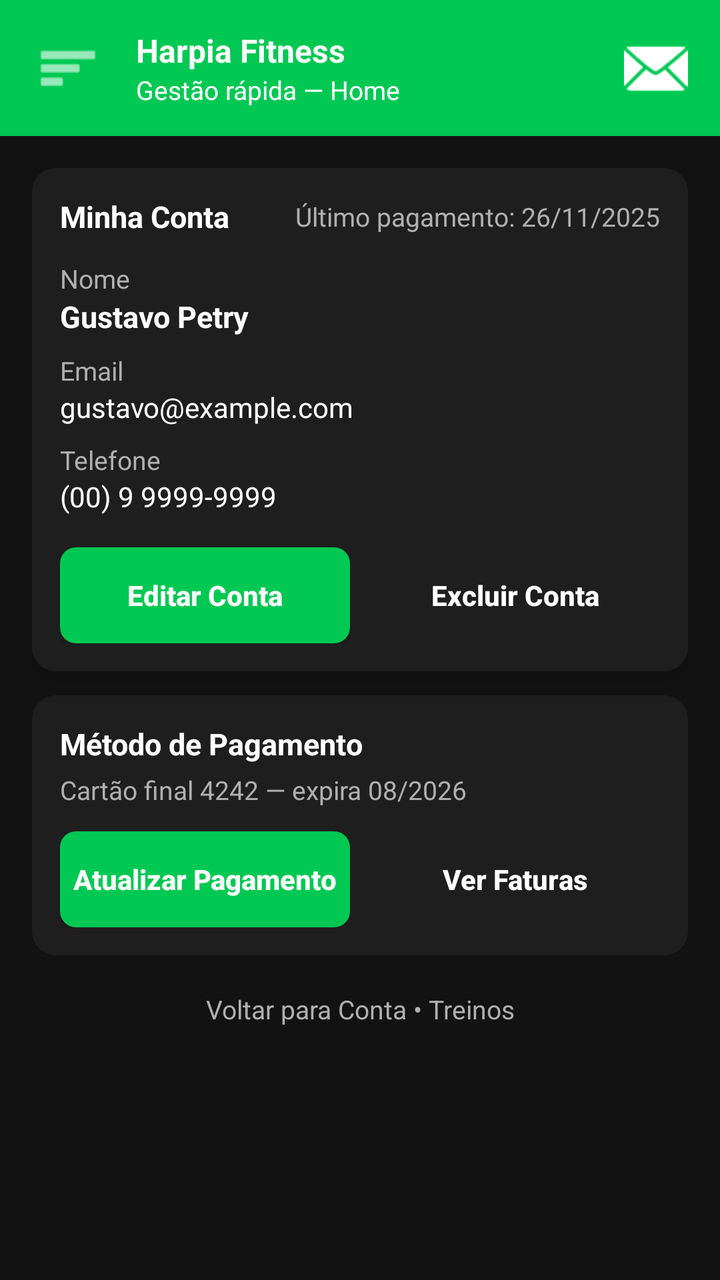
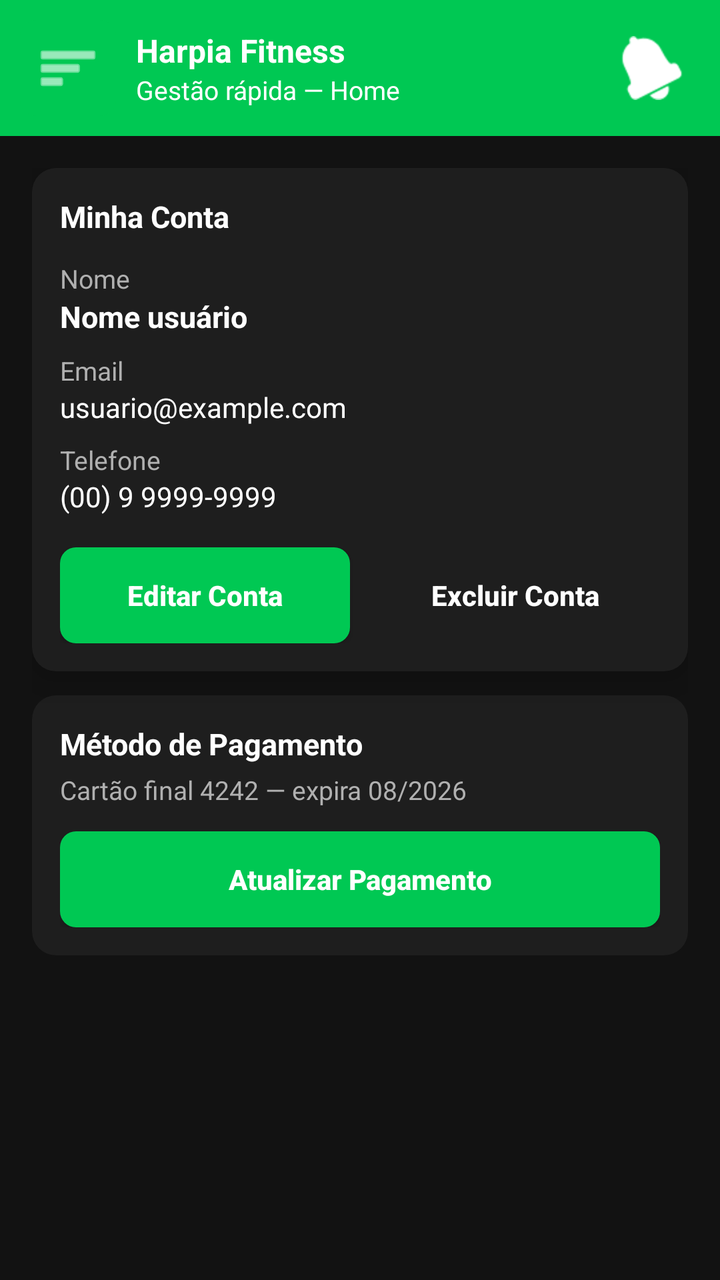

Before-and-after screenshots of an Android layout around one commit, followed by the original layout XML and the change that was made.
<!-- AndroidManifest.xml: application theme Theme.FinalProject -->
<!-- res/layout/activity_conta.xml -->
<?xml version="1.0" encoding="utf-8"?>
<androidx.drawerlayout.widget.DrawerLayout xmlns:android="http://schemas.android.com/apk/res/android"
    xmlns:app="http://schemas.android.com/apk/res-auto"
    android:id="@+id/drawerLayout"
    android:layout_width="match_parent"
    android:layout_height="match_parent"
    android:background="@color/hs_bg">

    
    <androidx.constraintlayout.widget.ConstraintLayout
        android:id="@+id/mainContent"
        android:layout_width="match_parent"
        android:layout_height="match_parent"
        android:background="@color/hs_bg">

        
        <LinearLayout
            android:id="@+id/topbar"
            android:layout_width="0dp"
            android:layout_height="wrap_content"
            android:background="@color/hs_accent"
            android:padding="10dp"
            android:orientation="horizontal"
            android:gravity="center_vertical"
            app:layout_constraintTop_toTopOf="parent"
            app:layout_constraintStart_toStartOf="parent"
            app:layout_constraintEnd_toEndOf="parent">

            <ImageButton
                android:id="@+id/btnMenu"
                android:layout_width="48dp"
                android:layout_height="48dp"
                android:background="@drawable/bg_btn_primary"
                android:padding="8dp"
                android:contentDescription="Abrir menu"
                android:src="@android:drawable/ic_menu_sort_by_size"
                app:tint="@android:color/white" />

            <LinearLayout
                android:layout_width="0dp"
                android:layout_height="wrap_content"
                android:orientation="vertical"
                android:layout_weight="1"
                android:paddingStart="10dp"
                android:paddingEnd="10dp">

                <TextView
                    android:id="@+id/tvTopbarBrand"
                    android:layout_width="match_parent"
                    android:layout_height="wrap_content"
                    android:text="Harpia Fitness"
                    android:textColor="@android:color/white"
                    android:textStyle="bold"
                    android:textSize="16sp" />

                <TextView
                    android:id="@+id/tvTopbarSub"
                    android:layout_width="match_parent"
                    android:layout_height="wrap_content"
                    android:text="Gestão rápida — Home"
                    android:textColor="@android:color/white"
                    android:textSize="13sp" />
            </LinearLayout>

            <ImageButton
                android:id="@+id/btnNotifications"
                android:layout_width="44dp"
                android:layout_height="44dp"
                android:background="@android:color/transparent"
                android:contentDescription="Notificações"
                android:src="@android:drawable/ic_dialog_email"
                app:tint="@android:color/white" />
        </LinearLayout>

        
        <androidx.core.widget.NestedScrollView
            android:id="@+id/scrollConta"
            android:layout_width="0dp"
            android:layout_height="0dp"
            android:padding="16dp"
            app:layout_constraintTop_toBottomOf="@id/topbar"
            app:layout_constraintBottom_toBottomOf="parent"
            app:layout_constraintStart_toStartOf="parent"
            app:layout_constraintEnd_toEndOf="parent">

            <LinearLayout
                android:layout_width="match_parent"
                android:layout_height="wrap_content"
                android:orientation="vertical">

                
                <LinearLayout
                    android:id="@+id/cardMinhaConta"
                    android:layout_width="match_parent"
                    android:layout_height="wrap_content"
                    android:background="@drawable/bg_card_dark"
                    android:orientation="vertical"
                    android:padding="14dp"
                    android:elevation="10dp">

                    
                    <LinearLayout
                        android:layout_width="match_parent"
                        android:layout_height="wrap_content"
                        android:orientation="horizontal"
                        android:gravity="center_vertical"
                        android:layout_marginBottom="12dp">

                        <TextView
                            android:id="@+id/tvMinhaContaTitle"
                            android:layout_width="0dp"
                            android:layout_height="wrap_content"
                            android:layout_weight="1"
                            android:text="Minha Conta"
                            android:textColor="@color/hs_text"
                            android:textStyle="bold"
                            android:textSize="15sp" />

                        <TextView
                            android:id="@+id/tvMinhaContaUltimoPgto"
                            android:layout_width="wrap_content"
                            android:layout_height="wrap_content"
                            android:text="Último pagamento: 26/11/2025"
                            android:textColor="@color/hs_muted"
                            android:textSize="13sp" />
                    </LinearLayout>

                    
                    <LinearLayout
                        android:layout_width="match_parent"
                        android:layout_height="wrap_content"
                        android:orientation="vertical"
                        android:dividerPadding="4dp">

                        
                        <LinearLayout
                            android:layout_width="match_parent"
                            android:layout_height="wrap_content"
                            android:orientation="vertical"
                            android:layout_marginBottom="8dp">

                            <TextView
                                android:layout_width="wrap_content"
                                android:layout_height="wrap_content"
                                android:text="Nome"
                                android:textColor="@color/hs_muted"
                                android:textSize="13sp" />

                            <TextView
                                android:id="@+id/tvContaNome"
                                android:layout_width="wrap_content"
                                android:layout_height="wrap_content"
                                android:text="Gustavo Petry"
                                android:textColor="@color/hs_text"
                                android:textStyle="bold"
                                android:textSize="15sp" />
                        </LinearLayout>

                        
                        <LinearLayout
                            android:layout_width="match_parent"
                            android:layout_height="wrap_content"
                            android:orientation="vertical"
                            android:layout_marginBottom="8dp">

                            <TextView
                                android:layout_width="wrap_content"
                                android:layout_height="wrap_content"
                                android:text="Email"
                                android:textColor="@color/hs_muted"
                                android:textSize="13sp" />

                            <TextView
                                android:id="@+id/tvContaEmail"
                                android:layout_width="wrap_content"
                                android:layout_height="wrap_content"
                                android:text="gustavo@example.com"
                                android:textColor="@color/hs_text"
                                android:textSize="14sp" />
                        </LinearLayout>

                        
                        <LinearLayout
                            android:layout_width="match_parent"
                            android:layout_height="wrap_content"
                            android:orientation="vertical">

                            <TextView
                                android:layout_width="wrap_content"
                                android:layout_height="wrap_content"
                                android:text="Telefone"
                                android:textColor="@color/hs_muted"
                                android:textSize="13sp" />

                            <TextView
                                android:id="@+id/tvContaTelefone"
                                android:layout_width="wrap_content"
                                android:layout_height="wrap_content"
                                android:text="(00) 9 9999-9999"
                                android:textColor="@color/hs_text"
                                android:textSize="14sp" />
                        </LinearLayout>
                    </LinearLayout>

                    
                    <LinearLayout
                        android:layout_width="match_parent"
                        android:layout_height="wrap_content"
                        android:orientation="horizontal"
                        android:layout_marginTop="16dp">

                        <Button
                            android:id="@+id/btnEditarConta"
                            android:layout_width="0dp"
                            android:layout_height="wrap_content"
                            android:layout_weight="1"
                            android:minHeight="48dp"
                            android:background="@drawable/bg_btn_primary"
                            android:text="Editar Conta"
                            android:textAllCaps="false"
                            android:textColor="@android:color/white"
                            android:textStyle="bold" />

                        <Button
                            android:id="@+id/btnExcluirConta"
                            android:layout_width="0dp"
                            android:layout_height="wrap_content"
                            android:layout_weight="1"
                            android:layout_marginStart="10dp"
                            android:minHeight="48dp"
                            android:background="@android:color/transparent"
                            android:text="Excluir Conta"
                            android:textAllCaps="false"
                            android:textColor="@color/hs_text"
                            android:textStyle="bold" />
                    </LinearLayout>
                </LinearLayout>

                
                <LinearLayout
                    android:id="@+id/cardMetodoPagamento"
                    android:layout_width="match_parent"
                    android:layout_height="wrap_content"
                    android:background="@drawable/bg_card_dark"
                    android:orientation="vertical"
                    android:padding="14dp"
                    android:layout_marginTop="12dp">

                    <TextView
                        android:id="@+id/tvMetodoPgtoTitle"
                        android:layout_width="wrap_content"
                        android:layout_height="wrap_content"
                        android:text="Método de Pagamento"
                        android:textColor="@color/hs_text"
                        android:textStyle="bold"
                        android:textSize="15sp"
                        android:layout_marginBottom="4dp" />

                    <TextView
                        android:id="@+id/tvMetodoPgtoInfo"
                        android:layout_width="wrap_content"
                        android:layout_height="wrap_content"
                        android:text="Cartão final 4242 — expira 08/2026"
                        android:textColor="@color/hs_muted"
                        android:textSize="13sp" />

                    <LinearLayout
                        android:layout_width="match_parent"
                        android:layout_height="wrap_content"
                        android:orientation="horizontal"
                        android:layout_marginTop="12dp">

                        <Button
                            android:id="@+id/btnAtualizarPagamento"
                            android:layout_width="0dp"
                            android:layout_height="wrap_content"
                            android:layout_weight="1"
                            android:minHeight="48dp"
                            android:background="@drawable/bg_btn_primary"
                            android:text="Atualizar Pagamento"
                            android:textAllCaps="false"
                            android:textColor="@android:color/white"
                            android:textStyle="bold" />

                        <Button
                            android:id="@+id/btnVerFaturas"
                            android:layout_width="0dp"
                            android:layout_height="wrap_content"
                            android:layout_weight="1"
                            android:layout_marginStart="10dp"
                            android:minHeight="48dp"
                            android:background="@android:color/transparent"
                            android:text="Ver Faturas"
                            android:textAllCaps="false"
                            android:textColor="@color/hs_text"
                            android:textStyle="bold" />
                    </LinearLayout>
                </LinearLayout>

                
                <TextView
                    android:id="@+id/tvContaFooter"
                    android:layout_width="match_parent"
                    android:layout_height="wrap_content"
                    android:text="Voltar para Conta • Treinos"
                    android:textColor="@color/hs_muted"
                    android:textSize="13sp"
                    android:gravity="center"
                    android:layout_marginTop="18dp" />

            </LinearLayout>

        </androidx.core.widget.NestedScrollView>


    </androidx.constraintlayout.widget.ConstraintLayout>

    
    <LinearLayout
        android:id="@+id/leftDrawer"
        android:layout_width="280dp"
        android:layout_height="match_parent"
        android:layout_gravity="start"
        android:orientation="vertical"
        android:background="@color/hs_accent"
        android:padding="18dp">

        <LinearLayout
            android:layout_width="match_parent"
            android:layout_height="wrap_content"
            android:orientation="horizontal"
            android:gravity="center_vertical">

            <TextView
                android:id="@+id/drawerAvatar"
                android:layout_width="56dp"
                android:layout_height="56dp"
                android:gravity="center"
                android:text="HF"
                android:textStyle="bold"
                android:textSize="18sp"
                android:textColor="@android:color/white"
                android:background="#113B22" />

            <LinearLayout
                android:layout_width="0dp"
                android:layout_height="wrap_content"
                android:orientation="vertical"
                android:layout_weight="1"
                android:layout_marginStart="12dp">

                <TextView
                    android:id="@+id/drawerAcademy"
                    android:layout_width="wrap_content"
                    android:layout_height="wrap_content"
                    android:text="Harpia Fitness"
                    android:textStyle="bold"
                    android:textSize="16sp"
                    android:textColor="@android:color/white" />

                <TextView
                    android:id="@+id/drawerWelcome"
                    android:layout_width="wrap_content"
                    android:layout_height="wrap_content"
                    android:text="Bem vindo(a) de volta! Gustavo"
                    android:textColor="@android:color/white"
                    android:textSize="13sp" />
            </LinearLayout>
        </LinearLayout>

        
        <LinearLayout
            android:id="@+id/drawerInfo"
            android:layout_width="match_parent"
            android:layout_height="wrap_content"
            android:orientation="vertical"
            android:background="#2D113B22"
            android:padding="12dp"
            android:layout_marginTop="14dp">

            <LinearLayout
                android:layout_width="match_parent"
                android:layout_height="wrap_content"
                android:orientation="horizontal"
                android:gravity="center_vertical">

                <TextView
                    android:layout_width="0dp"
                    android:layout_height="wrap_content"
                    android:layout_weight="1"
                    android:text="Plano atual"
                    android:textColor="@android:color/white"
                    android:textSize="14sp" />

                <TextView
                    android:id="@+id/drawerPlan"
                    android:layout_width="wrap_content"
                    android:layout_height="wrap_content"
                    android:text="Mensal"
                    android:textColor="@android:color/white"
                    android:textStyle="bold"
                    android:textSize="14sp" />
            </LinearLayout>


            <LinearLayout
                android:layout_width="match_parent"
                android:layout_height="wrap_content"
                android:orientation="horizontal"
                android:layout_marginTop="4dp">

                <TextView
                    android:layout_width="0dp"
                    android:layout_height="wrap_content"
                    android:layout_weight="1"
                    android:text="Status"
                    android:textColor="@android:color/white"
                    android:textSize="14sp" />

                <TextView
                    android:id="@+id/drawerStatus"
                    android:layout_width="wrap_content"
                    android:layout_height="wrap_content"
                    android:text="Ativo"
                    android:textColor="@android:color/white"
                    android:textStyle="bold"
                    android:textSize="14sp" />
            </LinearLayout>

            <LinearLayout
                android:layout_width="match_parent"
                android:layout_height="wrap_content"
                android:orientation="horizontal"
                android:layout_marginTop="4dp">

                <TextView
                    android:layout_width="0dp"
                    android:layout_height="wrap_content"
                    android:layout_weight="1"
                    android:text="Último pagamento"
                    android:textColor="@android:color/white"
                    android:textSize="14sp" />

                <TextView
                    android:id="@+id/drawerLastPayment"
                    android:layout_width="wrap_content"
                    android:layout_height="wrap_content"
                    android:text="26/11/2025"
                    android:textColor="@android:color/white"
                    android:textSize="14sp" />
            </LinearLayout>

            <Button
                android:id="@+id/btnDrawerChangePlan"
                android:layout_width="match_parent"
                android:layout_height="wrap_content"
                android:layout_marginTop="8dp"
                android:background="@android:color/white"
                android:text="Alterar Plano"
                android:textColor="@color/hs_accent"
                android:textStyle="bold"
                android:textAllCaps="false" />
        </LinearLayout>

        
        <Button
            android:id="@+id/navConta"
            android:layout_width="match_parent"
            android:layout_height="wrap_content"
            android:layout_marginTop="12dp"
            android:background="@android:color/transparent"
            android:text="Conta"
            android:textAllCaps="false"
            android:textColor="@android:color/white" />

        <Button
            android:id="@+id/navTreinos"
            android:layout_width="match_parent"
            android:layout_height="wrap_content"
            android:background="@android:color/transparent"
            android:text="Treinos"
            android:textAllCaps="false"
            android:textColor="@android:color/white" />

        <Button
            android:id="@+id/navCobrancas"
            android:layout_width="match_parent"
            android:layout_height="wrap_content"
            android:background="@android:color/transparent"
            android:text="Cobranças"
            android:textAllCaps="false"
            android:textColor="@android:color/white" />

        <Button
            android:id="@+id/navSair"
            android:layout_width="match_parent"
            android:layout_height="wrap_content"
            android:background="@android:color/transparent"
            android:text="Sair"
            android:textAllCaps="false"
            android:textColor="@color/hs_danger" />

        <TextView
            android:id="@+id/drawerFooter"
            android:layout_width="match_parent"
            android:layout_height="wrap_content"
            android:text="© Harpia Fitness"
            android:textColor="@android:color/white"
            android:textSize="13sp"
            android:gravity="center"/>

    </LinearLayout>

</androidx.drawerlayout.widget.DrawerLayout>
<!-- resources referenced by this layout -->
<resources>
  <color name="hs_accent">#00C853</color>
  <color name="hs_bg">#121212</color>
  <color name="hs_danger">#FF5252</color>
  <color name="hs_muted">#B0B0B0</color>
  <color name="hs_text">#FFFFFF</color>
  <!-- drawable bg_btn_primary (drawable) -->
  <?xml version="1.0" encoding="utf-8"?>
  <shape xmlns:android="http://schemas.android.com/apk/res/android">
      <solid android:color="#00C853" /> <corners android:radius="8dp" />
  </shape>
  <!-- drawable bg_card_dark (drawable) -->
  <?xml version="1.0" encoding="utf-8"?>
  <shape xmlns:android="http://schemas.android.com/apk/res/android">
      <solid android:color="#1E1E1E" /> <corners android:radius="12dp" /> </shape>
  <style name="Theme.FinalProject" parent="Theme.AppCompat.Light.NoActionBar" />
</resources>

<!-- the commit's change to res/layout/activity_conta.xml (unified diff, before → after) -->
@@ -64,11 +64,11 @@
 
             <ImageButton
                 android:id="@+id/btnNotifications"
-                android:layout_width="44dp"
-                android:layout_height="44dp"
+                android:layout_width="48dp"
+                android:layout_height="48dp"
                 android:background="@android:color/transparent"
                 android:contentDescription="Notificações"
-                android:src="@android:drawable/ic_dialog_email"
+                android:src="@android:drawable/ic_popup_reminder"
                 app:tint="@android:color/white" />
         </LinearLayout>
 
@@ -116,13 +116,6 @@
                             android:textStyle="bold"
                             android:textSize="15sp" />
 
-                        <TextView
-                            android:id="@+id/tvMinhaContaUltimoPgto"
-                            android:layout_width="wrap_content"
-                            android:layout_height="wrap_content"
-                            android:text="Último pagamento: 26/11/2025"
-                            android:textColor="@color/hs_muted"
-                            android:textSize="13sp" />
                     </LinearLayout>
 
                     
@@ -150,10 +143,10 @@
                                 android:id="@+id/tvContaNome"
                                 android:layout_width="wrap_content"
                                 android:layout_height="wrap_content"
-                                android:text="Gustavo Petry"
+                                android:text="Nome usuário"
                                 android:textColor="@color/hs_text"
-                                android:textStyle="bold"
-                                android:textSize="15sp" />
+                                android:textSize="15sp"
+                                android:textStyle="bold" />
                         </LinearLayout>
 
                         
@@ -174,7 +167,7 @@
                                 android:id="@+id/tvContaEmail"
                                 android:layout_width="wrap_content"
                                 android:layout_height="wrap_content"
-                                android:text="gustavo@example.com"
+                                android:text="usuario@example.com"
                                 android:textColor="@color/hs_text"
                                 android:textSize="14sp" />
                         </LinearLayout>
@@ -282,31 +275,10 @@
                             android:textColor="@android:color/white"
                             android:textStyle="bold" />
 
-                        <Button
-                            android:id="@+id/btnVerFaturas"
-                            android:layout_width="0dp"
-                            android:layout_height="wrap_content"
-                            android:layout_weight="1"
-                            android:layout_marginStart="10dp"
-                            android:minHeight="48dp"
-                            android:background="@android:color/transparent"
-                            android:text="Ver Faturas"
-                            android:textAllCaps="false"
-                            android:textColor="@color/hs_text"
-                            android:textStyle="bold" />
                     </LinearLayout>
                 </LinearLayout>
 
                 
-                <TextView
-                    android:id="@+id/tvContaFooter"
-                    android:layout_width="match_parent"
-                    android:layout_height="wrap_content"
-                    android:text="Voltar para Conta • Treinos"
-                    android:textColor="@color/hs_muted"
-                    android:textSize="13sp"
-                    android:gravity="center"
-                    android:layout_marginTop="18dp" />
 
             </LinearLayout>
 
